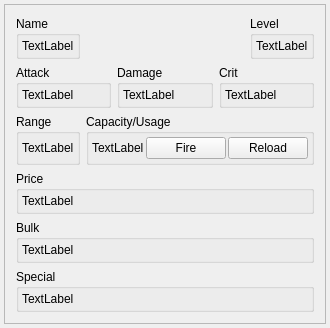
The window that WeaponWidget.ui (smithbt/StarfinderCharacterApp) describes before a commit, drawn with Qt 5.
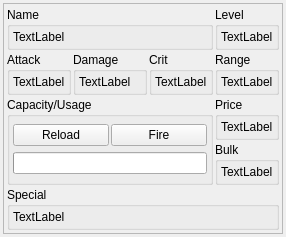
The same window after the commit.

What changed in the file:
```diff
--- a/WeaponWidget.ui
+++ b/WeaponWidget.ui
@@ -6,8 +6,8 @@
    <rect>
     <x>0</x>
     <y>0</y>
-    <width>300</width>
-    <height>278</height>
+    <width>243</width>
+    <height>192</height>
    </rect>
   </property>
   <property name="focusPolicy">
@@ -16,23 +16,23 @@
   <property name="windowTitle">
    <string>WeaponWidget</string>
   </property>
-  <layout class="QHBoxLayout" name="horizontalLayout">
-   <property name="spacing">
-    <number>2</number>
-   </property>
+  <layout class="QGridLayout" name="gridLayout_11">
    <property name="leftMargin">
-    <number>4</number>
+    <number>3</number>
    </property>
    <property name="topMargin">
-    <number>4</number>
+    <number>3</number>
    </property>
    <property name="rightMargin">
-    <number>4</number>
+    <number>3</number>
    </property>
    <property name="bottomMargin">
-    <number>4</number>
+    <number>3</number>
    </property>
-   <item>
+   <property name="spacing">
+    <number>2</number>
+   </property>
+   <item row="0" column="0">
     <widget class="QFrame" name="frame">
      <property name="frameShape">
       <enum>QFrame::StyledPanel</enum>
@@ -46,18 +46,59 @@
      <property name="midLineWidth">
       <number>2</number>
      </property>
-     <layout class="QVBoxLayout" name="verticalLayout">
-      <item>
-       <layout class="QHBoxLayout" name="horizontalLayout_2">
-        <item>
-         <widget class="QGroupBox" name="name_groupBox">
+     <layout class="QGridLayout" name="gridLayout_12">
+      <property name="leftMargin">
+       <number>3</number>
+      </property>
+      <property name="topMargin">
+       <number>3</number>
+      </property>
+      <property name="rightMargin">
+       <number>3</number>
+      </property>
+      <property name="bottomMargin">
+       <number>3</number>
+      </property>
+      <property name="spacing">
+       <number>2</number>
+      </property>
+      <item row="1" column="2">
+       <widget class="QGroupBox" name="crit_groupBox">
           <property name="title">
-           <string>Name</string>
-          </property>
-          <property name="alignment">
-           <set>Qt::AlignLeading|Qt::AlignLeft|Qt::AlignTop</set>
-          </property>
-          <layout class="QGridLayout" name="gridLayout">
+         <string>Crit</string>
+        </property>
+        <layout class="QGridLayout" name="gridLayout_3">
+         <property name="leftMargin">
+          <number>3</number>
+         </property>
+         <property name="topMargin">
+          <number>3</number>
+         </property>
+         <property name="rightMargin">
+          <number>3</number>
+         </property>
+         <property name="bottomMargin">
+          <number>3</number>
+         </property>
+         <property name="spacing">
+          <number>2</number>
+         </property>
+         <item row="0" column="0">
+          <widget class="QLabel" name="crit_label">
+           <property name="text">
+            <string>TextLabel</string>
+           </property>
+          </widget>
+         </item>
+        </layout>
+       </widget>
+      </item>
+      <item row="1" column="0">
+       <widget class="QGroupBox" name="attack_groupBox">
+        <property name="title">
+         <string>Attack</string>
+        </property>
+        <layout class="QGridLayout" name="gridLayout_5">
            <property name="leftMargin">
             <number>3</number>
            </property>
@@ -74,7 +115,7 @@
             <number>2</number>
            </property>
            <item row="0" column="0">
-            <widget class="QLabel" name="name_label">
+          <widget class="QLabel" name="attack_label">
              <property name="text">
               <string>TextLabel</string>
              </property>
@@ -83,20 +124,69 @@
           </layout>
          </widget>
         </item>
-        <item>
-         <spacer name="horizontalSpacer">
-          <property name="orientation">
-           <enum>Qt::Horizontal</enum>
-          </property>
-          <property name="sizeHint" stdset="0">
-           <size>
-            <width>40</width>
-            <height>20</height>
-           </size>
-          </property>
-         </spacer>
-        </item>
-        <item>
+      <item row="1" column="3">
+       <widget class="QGroupBox" name="range_groupBox">
+        <property name="title">
+         <string>Range</string>
+        </property>
+        <layout class="QGridLayout" name="gridLayout_8">
+         <property name="leftMargin">
+          <number>3</number>
+         </property>
+         <property name="topMargin">
+          <number>3</number>
+         </property>
+         <property name="rightMargin">
+          <number>3</number>
+         </property>
+         <property name="bottomMargin">
+          <number>3</number>
+         </property>
+         <property name="spacing">
+          <number>2</number>
+         </property>
+         <item row="0" column="0">
+          <widget class="QLabel" name="range_label">
+           <property name="text">
+            <string>TextLabel</string>
+           </property>
+          </widget>
+         </item>
+        </layout>
+       </widget>
+      </item>
+      <item row="1" column="1">
+       <widget class="QGroupBox" name="damage_groupBox">
+        <property name="title">
+         <string>Damage</string>
+        </property>
+        <layout class="QGridLayout" name="gridLayout_4">
+         <property name="leftMargin">
+          <number>3</number>
+         </property>
+         <property name="topMargin">
+          <number>3</number>
+         </property>
+         <property name="rightMargin">
+          <number>3</number>
+         </property>
+         <property name="bottomMargin">
+          <number>3</number>
+         </property>
+         <property name="spacing">
+          <number>2</number>
+         </property>
+         <item row="0" column="0">
+          <widget class="QLabel" name="damagelabel">
+           <property name="text">
+            <string>TextLabel</string>
+           </property>
+          </widget>
+         </item>
+        </layout>
+       </widget>
+      </item>
+      <item row="0" column="3">
          <widget class="QGroupBox" name="level_groupBox">
           <property name="sizePolicy">
            <sizepolicy hsizetype="Minimum" vsizetype="Minimum">
@@ -139,47 +229,15 @@
           </layout>
          </widget>
         </item>
-       </layout>
-      </item>
-      <item>
-       <layout class="QHBoxLayout" name="horizontalLayout_4">
-        <item>
-         <widget class="QGroupBox" name="attack_groupBox">
+      <item row="0" column="0" colspan="3">
+       <widget class="QGroupBox" name="name_groupBox">
           <property name="title">
-           <string>Attack</string>
-          </property>
-          <layout class="QGridLayout" name="gridLayout_5">
-           <property name="leftMargin">
-            <number>3</number>
-           </property>
-           <property name="topMargin">
-            <number>3</number>
-           </property>
-           <property name="rightMargin">
-            <number>3</number>
-           </property>
-           <property name="bottomMargin">
-            <number>3</number>
-           </property>
-           <property name="spacing">
-            <number>2</number>
-           </property>
-           <item row="0" column="0">
-            <widget class="QLabel" name="attack_label">
-             <property name="text">
-              <string>TextLabel</string>
-             </property>
-            </widget>
-           </item>
-          </layout>
-         </widget>
-        </item>
-        <item>
-         <widget class="QGroupBox" name="damage_groupBox">
-          <property name="title">
-           <string>Damage</string>
-          </property>
-          <layout class="QGridLayout" name="gridLayout_4">
+         <string>Name</string>
+        </property>
+        <property name="alignment">
+         <set>Qt::AlignLeading|Qt::AlignLeft|Qt::AlignTop</set>
+        </property>
+        <layout class="QGridLayout" name="gridLayout">
            <property name="leftMargin">
             <number>3</number>
            </property>
@@ -196,7 +254,7 @@
             <number>2</number>
            </property>
            <item row="0" column="0">
-            <widget class="QLabel" name="damagelabel">
+          <widget class="QLabel" name="name_label">
              <property name="text">
               <string>TextLabel</string>
              </property>
@@ -205,12 +263,15 @@
           </layout>
          </widget>
         </item>
-        <item>
-         <widget class="QGroupBox" name="crit_groupBox">
+      <item row="3" column="3">
+       <widget class="QGroupBox" name="bulk_groupBox">
           <property name="title">
-           <string>Crit</string>
-          </property>
-          <layout class="QGridLayout" name="gridLayout_3">
+         <string>Bulk</string>
+        </property>
+        <property name="alignment">
+         <set>Qt::AlignLeading|Qt::AlignLeft|Qt::AlignTop</set>
+        </property>
+        <layout class="QGridLayout" name="gridLayout_10">
            <property name="leftMargin">
             <number>3</number>
            </property>
@@ -227,7 +288,7 @@
             <number>2</number>
            </property>
            <item row="0" column="0">
-            <widget class="QLabel" name="crit_label">
+          <widget class="QLabel" name="bulk_label">
              <property name="text">
               <string>TextLabel</string>
              </property>
@@ -236,16 +297,15 @@
           </layout>
          </widget>
         </item>
-       </layout>
-      </item>
-      <item>
-       <layout class="QHBoxLayout" name="horizontalLayout_5">
-        <item>
-         <widget class="QGroupBox" name="range_groupBox">
+      <item row="2" column="3">
+       <widget class="QGroupBox" name="price_groupBox">
           <property name="title">
-           <string>Range</string>
-          </property>
-          <layout class="QGridLayout" name="gridLayout_8">
+         <string>Price</string>
+        </property>
+        <property name="alignment">
+         <set>Qt::AlignLeading|Qt::AlignLeft|Qt::AlignTop</set>
+        </property>
+        <layout class="QGridLayout" name="gridLayout_6">
            <property name="leftMargin">
             <number>3</number>
            </property>
@@ -262,7 +322,7 @@
             <number>2</number>
            </property>
            <item row="0" column="0">
-            <widget class="QLabel" name="range_label">
+          <widget class="QLabel" name="price_label">
              <property name="text">
               <string>TextLabel</string>
              </property>
@@ -271,7 +331,7 @@
           </layout>
          </widget>
         </item>
-        <item>
+      <item row="2" column="0" rowspan="2" colspan="3">
          <widget class="QGroupBox" name="ammo_groupBox">
           <property name="title">
            <string>Capacity/Usage</string>
@@ -292,13 +352,6 @@
            <property name="spacing">
             <number>2</number>
            </property>
-           <item row="0" column="0">
-            <widget class="QLabel" name="ammo_label">
-             <property name="text">
-              <string>TextLabel</string>
-             </property>
-            </widget>
-           </item>
            <item row="0" column="1">
             <widget class="QPushButton" name="fire_pushButton">
              <property name="text">
@@ -306,87 +359,27 @@
              </property>
             </widget>
            </item>
-           <item row="0" column="2">
+         <item row="0" column="0">
             <widget class="QPushButton" name="reload_pushButton">
              <property name="text">
               <string>Reload</string>
              </property>
             </widget>
            </item>
-          </layout>
-         </widget>
-        </item>
-       </layout>
-      </item>
-      <item>
-       <widget class="QGroupBox" name="price_groupBox">
-        <property name="title">
-         <string>Price</string>
-        </property>
-        <property name="alignment">
-         <set>Qt::AlignLeading|Qt::AlignLeft|Qt::AlignTop</set>
-        </property>
-        <layout class="QGridLayout" name="gridLayout_6">
-         <property name="leftMargin">
-          <number>3</number>
-         </property>
-         <property name="topMargin">
-          <number>3</number>
-         </property>
-         <property name="rightMargin">
-          <number>3</number>
-         </property>
-         <property name="bottomMargin">
-          <number>3</number>
-         </property>
-         <property name="spacing">
-          <number>2</number>
-         </property>
-         <item row="0" column="0">
-          <widget class="QLabel" name="price_label">
-           <property name="text">
-            <string>TextLabel</string>
-           </property>
+         <item row="1" column="0" colspan="2">
+          <widget class="QProgressBar" name="progressBar">
+           <property name="maximum">
+            <number>20</number>
+           </property>
+           <property name="format">
+            <string>%v/%m</string>
+           </property>
           </widget>
          </item>
         </layout>
        </widget>
       </item>
-      <item>
-       <widget class="QGroupBox" name="bulk_groupBox">
-        <property name="title">
-         <string>Bulk</string>
-        </property>
-        <property name="alignment">
-         <set>Qt::AlignLeading|Qt::AlignLeft|Qt::AlignTop</set>
-        </property>
-        <layout class="QGridLayout" name="gridLayout_10">
-         <property name="leftMargin">
-          <number>3</number>
-         </property>
-         <property name="topMargin">
-          <number>3</number>
-         </property>
-         <property name="rightMargin">
-          <number>3</number>
-         </property>
-         <property name="bottomMargin">
-          <number>3</number>
-         </property>
-         <property name="spacing">
-          <number>2</number>
-         </property>
-         <item row="0" column="0">
-          <widget class="QLabel" name="bulk_label">
-           <property name="text">
-            <string>TextLabel</string>
-           </property>
-          </widget>
-         </item>
-        </layout>
-       </widget>
-      </item>
-      <item>
+      <item row="5" column="0" colspan="4">
        <widget class="QGroupBox" name="special_groupBox">
         <property name="title">
          <string>Special</string>
```
Lines whose indentation alone changed are shown as unchanged.
